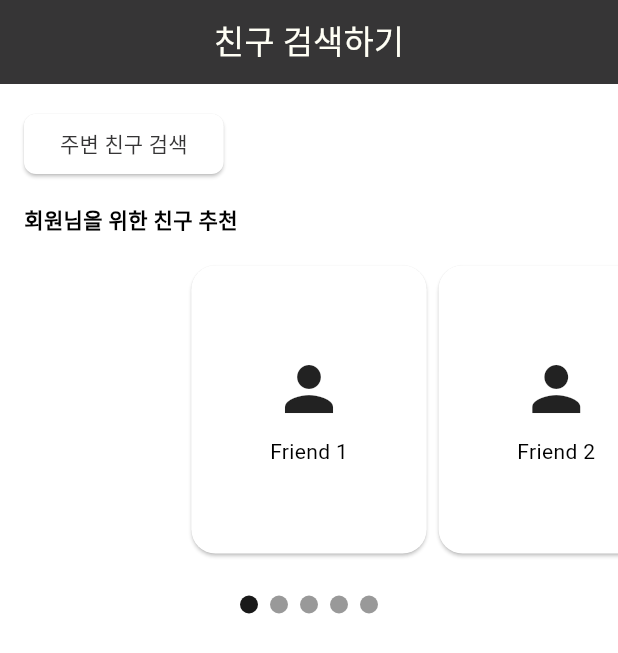
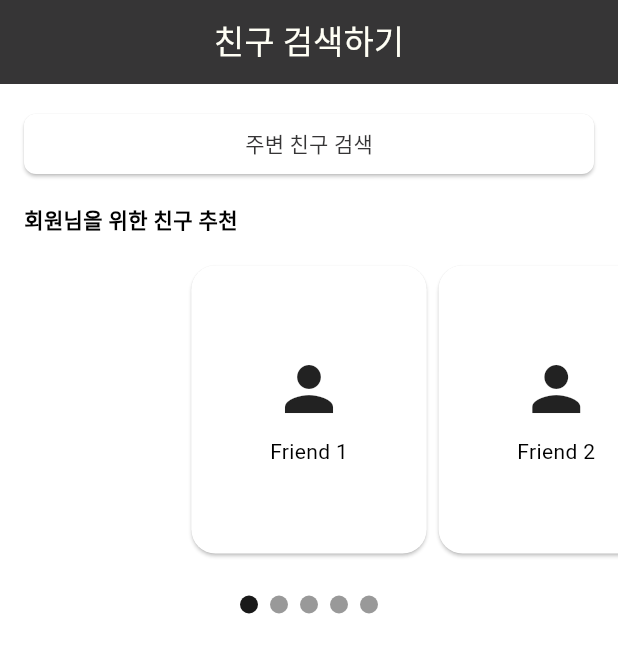
Before and after one commit to junglesub/moapp-toto, a Flutter app: the FriendPage screen opened by its route, after a tap on "주변 친구 검색", on a phone screen of 412 x 824 dp. Shown: the top 653 px of the screen. Run offline on Flutter 3.47's test engine with Material 3 defaults, Android fonts, the phone set to English and light mode, and no system bars; drawn by our look-alikes of carousel_slider; our stand-ins replace animated_text_kit, image_picker; missing offline and left inert: flutter_animated_button, search_page.

Commit message:
feat: search friend

```diff
--- a/lib/screens/friend/friend_screen.dart
+++ b/lib/screens/friend/friend_screen.dart
@@ -1,6 +1,10 @@
 import 'package:flutter/material.dart';
 import 'package:carousel_slider/carousel_slider.dart';
+import 'package:moapp_toto/screens/friend/widgets/find_friend.dart';
 import 'package:moapp_toto/screens/friend/widgets/recommand_friend_row.dart';
+import 'package:moapp_toto/widgets/custom_full_button.dart';
+
+import 'package:search_page/search_page.dart';
 
 class FriendPage extends StatelessWidget {
   const FriendPage({super.key});
@@ -24,18 +28,7 @@ class FriendPage extends StatelessWidget {
       body: Column(
         crossAxisAlignment: CrossAxisAlignment.start,
         children: [
-          Padding(
-            padding: const EdgeInsets.all(16.0),
-            child: ElevatedButton(
-              onPressed: () {},
-              child: const Text('주변 친구 검색'),
-              style: ElevatedButton.styleFrom(
-                shape: RoundedRectangleBorder(
-                  borderRadius: BorderRadius.circular(8),
-                ),
-              ),
-            ),
-          ),
+          FindFriend(),
           const Padding(
             padding: EdgeInsets.symmetric(horizontal: 16.0),
             child: Text(
--- /dev/null
+++ b/lib/screens/friend/widgets/find_friend.dart
@@ -0,0 +1,88 @@
+import 'package:flutter/material.dart';
+
+import 'package:search_page/search_page.dart';
+
+class Person implements Comparable<Person> {
+  final String name, surname;
+  final num age;
+
+  const Person(this.name, this.surname, this.age);
+
+  @override
+  int compareTo(Person other) => name.compareTo(other.name);
+}
+
+const people = [
+  Person('Mike', 'Barron', 64),
+  Person('Todd', 'Black', 30),
+  Person('Ahmad', 'Edwards', 55),
+  Person('Anthony', 'Johnson', 67),
+  Person('Annette', 'Brooks', 39),
+];
+
+class FindFriend extends StatelessWidget {
+  const FindFriend({
+    super.key,
+  });
+
+  @override
+  Widget build(BuildContext context) {
+    return Padding(
+      padding: const EdgeInsets.all(16.0),
+      child: SizedBox(
+        width: double.infinity,
+        child: ElevatedButton(
+          onPressed: () {
+            showSearch(
+              context: context,
+              delegate: SearchPage<Person>(
+                items: people,
+                searchLabel: 'Search people',
+                searchStyle: TextStyle(
+                  color: Theme.of(context).appBarTheme.foregroundColor,
+                ),
+                barTheme: Theme.of(context).copyWith(
+                  textSelectionTheme:
+                      TextSelectionThemeData(cursorColor: Colors.grey[400]),
+                  inputDecorationTheme: InputDecorationTheme(
+                    hintStyle: TextStyle(
+                      color: Theme.of(context).appBarTheme.foregroundColor,
+                    ),
+                    focusedErrorBorder: InputBorder.none,
+                    disabledBorder: InputBorder.none,
+                    focusedBorder: InputBorder.none,
+                    enabledBorder: InputBorder.none,
+                    errorBorder: InputBorder.none,
+                    border: InputBorder.none,
+                  ),
+                ),
+                suggestion: const Center(
+                  child: Text('Filter people by name, surname or age'),
+                ),
+                failure: const Center(
+                  child: Text('No person found :('),
+                ),
+                filter: (person) => [
+                  person.name,
+                  person.surname,
+                  person.age.toString(),
+                ],
+                builder: (person) => ListTile(
+                  title: Text(person.name),
+                  subtitle: Text(person.surname),
+                  trailing: Text('${person.age} yo'),
+                ),
+              ),
+            );
+          },
+          child: const Text('주변 친구 검색'),
+          style: ElevatedButton.styleFrom(
+            shape: RoundedRectangleBorder(
+              borderRadius: BorderRadius.circular(8),
+            ),
+          ),
+        ),
+      ),
+    );
+  }
+}
--- a/pubspec.yaml
+++ b/pubspec.yaml
@@ -39,6 +39,7 @@ dependencies:
   flutter_animated_button: ^2.0.3
   animated_text_kit: ^4.2.2
   carousel_slider: ^5.0.0
+  search_page: ^2.3.0
 
 dev_dependencies:
   flutter_test:
```
Also changed, not shown: pubspec.lock.
